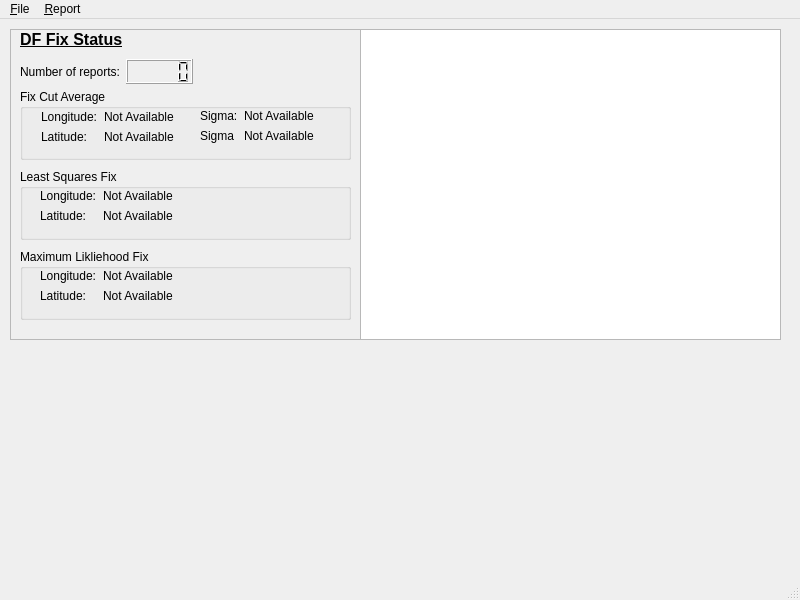
First picture: the form in MainWindow.ui, repository tvrusso/qDF, before the edit.
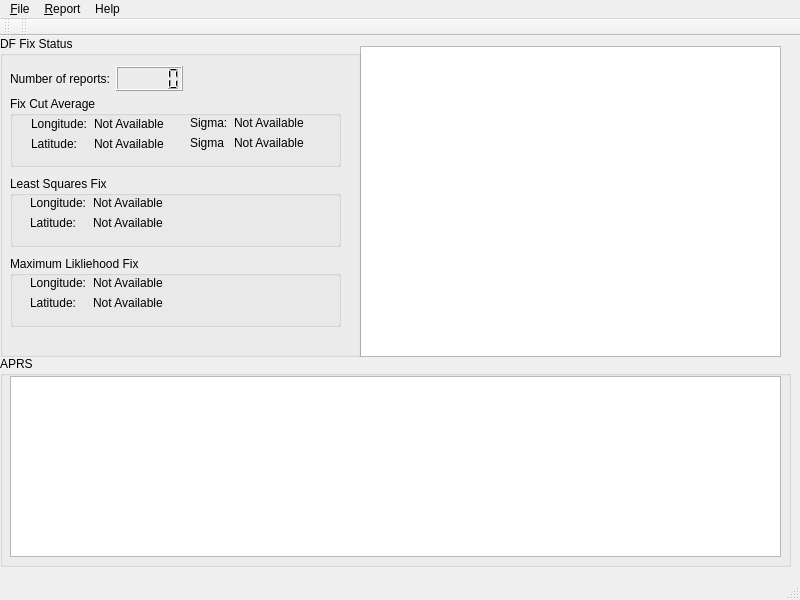
Second picture: the form after the edit.

The edit to the form file:
```diff
--- a/MainWindow.ui
+++ b/MainWindow.ui
@@ -16,96 +16,44 @@
    <property name="geometry" >
     <rect>
      <x>0</x>
-     <y>26</y>
+     <y>37</y>
      <width>800</width>
-     <height>551</height>
+     <height>540</height>
     </rect>
    </property>
-   <widget class="QFrame" name="frame" >
+   <widget class="QListWidget" name="reportListWidget" >
     <property name="geometry" >
      <rect>
-      <x>10</x>
+      <x>360</x>
       <y>10</y>
-      <width>351</width>
+      <width>421</width>
       <height>311</height>
      </rect>
     </property>
-    <property name="frameShape" >
-     <enum>QFrame::StyledPanel</enum>
-    </property>
-    <property name="frameShadow" >
-     <enum>QFrame::Raised</enum>
-    </property>
-    <widget class="QLabel" name="labelFixStatus" >
-     <property name="geometry" >
-      <rect>
-       <x>10</x>
-       <y>0</y>
-       <width>111</width>
-       <height>21</height>
-      </rect>
-     </property>
-     <property name="text" >
-      <string>&lt;!DOCTYPE HTML PUBLIC "-//W3C//DTD HTML 4.0//EN" "http://www.w3.org/TR/REC-html40/strict.dtd">
+    <property name="whatsThis" >
+     <string>&lt;!DOCTYPE HTML PUBLIC "-//W3C//DTD HTML 4.0//EN" "http://www.w3.org/TR/REC-html40/strict.dtd">
 &lt;html>&lt;head>&lt;meta name="qrichtext" content="1" />&lt;style type="text/css">
 p, li { white-space: pre-wrap; }
 &lt;/style>&lt;/head>&lt;body style=" font-family:'Sans Serif'; font-size:9pt; font-weight:400; font-style:normal;">
-&lt;p style=" margin-top:0px; margin-bottom:0px; margin-left:0px; margin-right:0px; -qt-block-indent:0; text-indent:0px;">&lt;span style=" font-size:12pt; font-weight:600; text-decoration: underline;">DF Fix Status&lt;/span>&lt;/p>&lt;/body>&lt;/html></string>
-     </property>
-    </widget>
-    <widget class="QGroupBox" name="groupBox_2" >
-     <property name="geometry" >
-      <rect>
-       <x>10</x>
-       <y>140</y>
-       <width>331</width>
-       <height>71</height>
-      </rect>
-     </property>
-     <property name="title" >
-      <string>Least Squares Fix</string>
-     </property>
-     <widget class="QWidget" name="layoutWidget" >
-      <property name="geometry" >
-       <rect>
-        <x>20</x>
-        <y>20</y>
-        <width>301</width>
-        <height>44</height>
-       </rect>
-      </property>
-      <layout class="QFormLayout" name="formLayout_2" >
-       <item row="0" column="0" >
-        <widget class="QLabel" name="label_4" >
-         <property name="text" >
-          <string>Longitude:</string>
-         </property>
-        </widget>
-       </item>
-       <item row="0" column="1" >
-        <widget class="QLabel" name="label_LS_Longitude" >
-         <property name="text" >
-          <string>Not Available</string>
-         </property>
-        </widget>
-       </item>
-       <item row="1" column="0" >
-        <widget class="QLabel" name="label_5" >
-         <property name="text" >
-          <string>Latitude:</string>
-         </property>
-        </widget>
-       </item>
-       <item row="1" column="1" >
-        <widget class="QLabel" name="label_LS_Latitude" >
-         <property name="text" >
-          <string>Not Available</string>
-         </property>
-        </widget>
-       </item>
-      </layout>
-     </widget>
-    </widget>
+&lt;p style=" margin-top:0px; margin-bottom:0px; margin-left:0px; margin-right:0px; -qt-block-indent:0; text-indent:0px;">This area of the screen displays a summary of the reports entered so far.&lt;/p>
+&lt;p style="-qt-paragraph-type:empty; margin-top:0px; margin-bottom:0px; margin-left:0px; margin-right:0px; -qt-block-indent:0; text-indent:0px;">&lt;/p>
+&lt;p style=" margin-top:0px; margin-bottom:0px; margin-left:0px; margin-right:0px; -qt-block-indent:0; text-indent:0px;">It shows the report name, the longitude and latitude in the default coordinate system (WGS84), the &lt;span style=" font-style:italic;">true&lt;/span> bearing (not magnetic), bearing standard deviation in degrees, and whether the report is currently marked valid or invalid.&lt;/p>
+&lt;p style="-qt-paragraph-type:empty; margin-top:0px; margin-bottom:0px; margin-left:0px; margin-right:0px; -qt-block-indent:0; text-indent:0px;">&lt;/p>
+&lt;p style=" margin-top:0px; margin-bottom:0px; margin-left:0px; margin-right:0px; -qt-block-indent:0; text-indent:0px;">Double clicking on a line will toggle the validity of that report and automatically update the DF fixes to reflect the new validity setting of that report.&lt;/p>&lt;/body>&lt;/html></string>
+    </property>
+   </widget>
+   <widget class="QGroupBox" name="groupBox_4" >
+    <property name="geometry" >
+     <rect>
+      <x>0</x>
+      <y>0</y>
+      <width>361</width>
+      <height>321</height>
+     </rect>
+    </property>
+    <property name="title" >
+     <string>DF Fix Status</string>
+    </property>
     <widget class="QGroupBox" name="groupBox_3" >
      <property name="geometry" >
       <rect>
@@ -159,6 +107,81 @@
       </layout>
      </widget>
     </widget>
+    <widget class="QGroupBox" name="groupBox_2" >
+     <property name="geometry" >
+      <rect>
+       <x>10</x>
+       <y>140</y>
+       <width>331</width>
+       <height>71</height>
+      </rect>
+     </property>
+     <property name="title" >
+      <string>Least Squares Fix</string>
+     </property>
+     <widget class="QWidget" name="layoutWidget" >
+      <property name="geometry" >
+       <rect>
+        <x>20</x>
+        <y>20</y>
+        <width>301</width>
+        <height>44</height>
+       </rect>
+      </property>
+      <layout class="QFormLayout" name="formLayout_2" >
+       <item row="0" column="0" >
+        <widget class="QLabel" name="label_4" >
+         <property name="text" >
+          <string>Longitude:</string>
+         </property>
+        </widget>
+       </item>
+       <item row="0" column="1" >
+        <widget class="QLabel" name="label_LS_Longitude" >
+         <property name="text" >
+          <string>Not Available</string>
+         </property>
+        </widget>
+       </item>
+       <item row="1" column="0" >
+        <widget class="QLabel" name="label_5" >
+         <property name="text" >
+          <string>Latitude:</string>
+         </property>
+        </widget>
+       </item>
+       <item row="1" column="1" >
+        <widget class="QLabel" name="label_LS_Latitude" >
+         <property name="text" >
+          <string>Not Available</string>
+         </property>
+        </widget>
+       </item>
+      </layout>
+     </widget>
+    </widget>
+    <widget class="QWidget" name="" >
+     <property name="geometry" >
+      <rect>
+       <x>10</x>
+       <y>30</y>
+       <width>173</width>
+       <height>25</height>
+      </rect>
+     </property>
+     <layout class="QHBoxLayout" name="horizontalLayout" >
+      <item>
+       <widget class="QLabel" name="label" >
+        <property name="text" >
+         <string>Number of reports:</string>
+        </property>
+       </widget>
+      </item>
+      <item>
+       <widget class="QLCDNumber" name="lcdNumberNReports" />
+      </item>
+     </layout>
+    </widget>
     <widget class="QGroupBox" name="groupBox" >
      <property name="geometry" >
       <rect>
@@ -252,50 +275,30 @@
       </layout>
      </widget>
     </widget>
-    <widget class="QWidget" name="" >
+   </widget>
+   <widget class="QGroupBox" name="groupBox_5" >
+    <property name="geometry" >
+     <rect>
+      <x>0</x>
+      <y>320</y>
+      <width>791</width>
+      <height>211</height>
+     </rect>
+    </property>
+    <property name="title" >
+     <string>APRS</string>
+    </property>
+    <widget class="QListWidget" name="listWidget" >
      <property name="geometry" >
       <rect>
        <x>10</x>
-       <y>30</y>
-       <width>173</width>
-       <height>25</height>
+       <y>20</y>
+       <width>771</width>
+       <height>181</height>
       </rect>
      </property>
-     <layout class="QHBoxLayout" name="horizontalLayout" >
-      <item>
-       <widget class="QLabel" name="label" >
-        <property name="text" >
-         <string>Number of reports:</string>
-        </property>
-       </widget>
-      </item>
-      <item>
-       <widget class="QLCDNumber" name="lcdNumberNReports" />
-      </item>
-     </layout>
     </widget>
    </widget>
-   <widget class="QListWidget" name="reportListWidget" >
-    <property name="geometry" >
-     <rect>
-      <x>360</x>
-      <y>10</y>
-      <width>421</width>
-      <height>311</height>
-     </rect>
-    </property>
-    <property name="whatsThis" >
-     <string>&lt;!DOCTYPE HTML PUBLIC "-//W3C//DTD HTML 4.0//EN" "http://www.w3.org/TR/REC-html40/strict.dtd">
-&lt;html>&lt;head>&lt;meta name="qrichtext" content="1" />&lt;style type="text/css">
-p, li { white-space: pre-wrap; }
-&lt;/style>&lt;/head>&lt;body style=" font-family:'Sans Serif'; font-size:9pt; font-weight:400; font-style:normal;">
-&lt;p style=" margin-top:0px; margin-bottom:0px; margin-left:0px; margin-right:0px; -qt-block-indent:0; text-indent:0px;">This area of the screen displays a summary of the reports entered so far.&lt;/p>
-&lt;p style="-qt-paragraph-type:empty; margin-top:0px; margin-bottom:0px; margin-left:0px; margin-right:0px; -qt-block-indent:0; text-indent:0px;">&lt;/p>
-&lt;p style=" margin-top:0px; margin-bottom:0px; margin-left:0px; margin-right:0px; -qt-block-indent:0; text-indent:0px;">It shows the report name, the longitude and latitude in the default coordinate system (WGS84), the &lt;span style=" font-style:italic;">true&lt;/span> bearing (not magnetic), bearing standard deviation in degrees, and whether the report is currently marked valid or invalid.&lt;/p>
-&lt;p style="-qt-paragraph-type:empty; margin-top:0px; margin-bottom:0px; margin-left:0px; margin-right:0px; -qt-block-indent:0; text-indent:0px;">&lt;/p>
-&lt;p style=" margin-top:0px; margin-bottom:0px; margin-left:0px; margin-right:0px; -qt-block-indent:0; text-indent:0px;">Double clicking on a line will toggle the validity of that report and automatically update the DF fixes to reflect the new validity setting of that report.&lt;/p>&lt;/body>&lt;/html></string>
-    </property>
-   </widget>
   </widget>
   <widget class="QMenuBar" name="menubar" >
    <property name="geometry" >
@@ -317,10 +320,21 @@
     <property name="title" >
      <string>&amp;File</string>
     </property>
+    <addaction name="actionOpen" />
+    <addaction name="actionSave" />
+    <addaction name="actionSave_As" />
+    <addaction name="separator" />
     <addaction name="actionE_xit" />
    </widget>
+   <widget class="QMenu" name="menuHelp" >
+    <property name="title" >
+     <string>Help</string>
+    </property>
+    <addaction name="actionAbout" />
+   </widget>
    <addaction name="menu_File" />
    <addaction name="menuReport" />
+   <addaction name="menuHelp" />
   </widget>
   <widget class="QStatusBar" name="statusbar" >
    <property name="geometry" >
@@ -332,6 +346,44 @@
     </rect>
    </property>
   </widget>
+  <widget class="QToolBar" name="toolBar" >
+   <property name="geometry" >
+    <rect>
+     <x>0</x>
+     <y>26</y>
+     <width>11</width>
+     <height>11</height>
+    </rect>
+   </property>
+   <property name="windowTitle" >
+    <string>toolBar</string>
+   </property>
+   <attribute name="toolBarArea" >
+    <enum>TopToolBarArea</enum>
+   </attribute>
+   <attribute name="toolBarBreak" >
+    <bool>false</bool>
+   </attribute>
+  </widget>
+  <widget class="QToolBar" name="toolBar_2" >
+   <property name="geometry" >
+    <rect>
+     <x>11</x>
+     <y>26</y>
+     <width>789</width>
+     <height>11</height>
+    </rect>
+   </property>
+   <property name="windowTitle" >
+    <string>toolBar_2</string>
+   </property>
+   <attribute name="toolBarArea" >
+    <enum>TopToolBarArea</enum>
+   </attribute>
+   <attribute name="toolBarBreak" >
+    <bool>false</bool>
+   </attribute>
+  </widget>
   <action name="actionNew_Report" >
    <property name="text" >
     <string>&amp;New Report</string>
@@ -350,6 +402,26 @@
     <string>Toggle &amp;Validity</string>
    </property>
   </action>
+  <action name="actionAbout" >
+   <property name="text" >
+    <string>About</string>
+   </property>
+  </action>
+  <action name="actionSave_As" >
+   <property name="text" >
+    <string>Save &amp;As...</string>
+   </property>
+  </action>
+  <action name="actionOpen" >
+   <property name="text" >
+    <string>&amp;Open...</string>
+   </property>
+  </action>
+  <action name="actionSave" >
+   <property name="text" >
+    <string>&amp;Save</string>
+   </property>
+  </action>
  </widget>
  <resources/>
  <connections>
```
